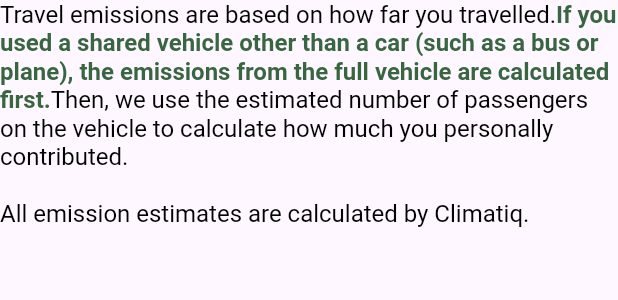
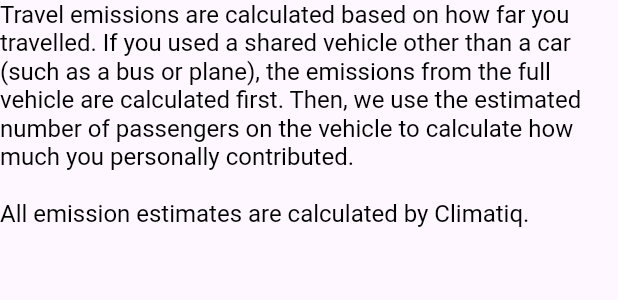
Before and after one commit to avnirao/goGreen, a Flutter app: the TravelInfo widget shown alone on an empty page, opened directly, on a phone screen of 412 x 824 dp. Shown: the top 300 px of the screen. Run offline on Flutter 3.47's test engine with Material 3 defaults, Android fonts, the phone set to English and light mode, and no system bars; our stand-ins replace flutter_map, geolocator, isar, latlong2, lottie; missing offline and left inert: flutter_map_cancellable_tile_provider, flutter_map_location_marker, flutter_map_marker_cluster; accounts and stored records are empty; generated files the repository leaves out were written again.

Commit message:
fixed spacing between sentences

```diff
--- a/lib/views/entry_widgets/emission_info/clothing_info.dart
+++ b/lib/views/entry_widgets/emission_info/clothing_info.dart
@@ -26,7 +26,7 @@ class ClothingInfo extends StatelessWidget {
             text: 'much lower ',
             style: TextStyle(color: Color(0xFF386641), fontWeight: FontWeight.bold),
           ),
-          TextSpan(text: 'than the emissions from buying new clothes.'),
+          TextSpan(text: 'than the emissions from buying new clothes. '),
           TextSpan(text: 'Whenever you can, seek out opportunities to get used clothing, and give away the clothing you no longer need.\n\n'),
           TextSpan(text: 'All emission estimates are calculated by Climatiq.'),
         ],
--- a/lib/views/entry_widgets/emission_info/energy_info.dart
+++ b/lib/views/entry_widgets/emission_info/energy_info.dart
@@ -13,7 +13,7 @@ class EnergyInfo extends StatelessWidget {
         children: [
           TextSpan(text: 'Energy estimates are based on the amount of electricity or natural gas you used in a day.\n\n'),
           TextSpan(
-            text: 'Carbon emissions from natural gas are generally lower than emissions from electricity.',
+            text: 'Carbon emissions from natural gas are generally lower than emissions from electricity. ',
             style: TextStyle(color: Color(0xFF386641), fontWeight: FontWeight.bold),
           ),
           TextSpan(
--- a/lib/views/entry_widgets/emission_info/travel_info.dart
+++ b/lib/views/entry_widgets/emission_info/travel_info.dart
@@ -14,10 +14,9 @@ class TravelInfo extends StatelessWidget {
       text: const TextSpan(
         style: TextStyle(color: Colors.black, fontSize: 16),
         children: [
-          TextSpan(text: 'Travel emissions are based on how far you travelled.'),
+          TextSpan(text: 'Travel emissions are calculated based on how far you travelled. '),
           TextSpan(
-            text: 'If you used a shared vehicle other than a car (such as a bus or plane), the emissions from the full vehicle are calculated first.',
-            style: TextStyle(color: Color(0xFF386641), fontWeight: FontWeight.bold),
+            text: 'If you used a shared vehicle other than a car (such as a bus or plane), the emissions from the full vehicle are calculated first. ',
           ),
           TextSpan(
             text: 'Then, we use the estimated number of passengers on the vehicle to calculate how much you personally contributed.\n\n',
--- a/lib/views/entry_widgets/emission_info/waste_info.dart
+++ b/lib/views/entry_widgets/emission_info/waste_info.dart
@@ -13,7 +13,7 @@ class WasteInfo extends StatelessWidget {
         children: [
           TextSpan(text: 'Waste estimates are based on types of items you dispose of.\n\n'),
           TextSpan(
-            text: 'You can reduce your waste emissions by composting or recycling your disposale items.',
+            text: 'You can reduce your waste emissions by composting or recycling your disposale items. ',
           ),
           TextSpan(
             text: 'Refer to your area\'s guidelines for how to properly dispose of waste.\n\n',
```
